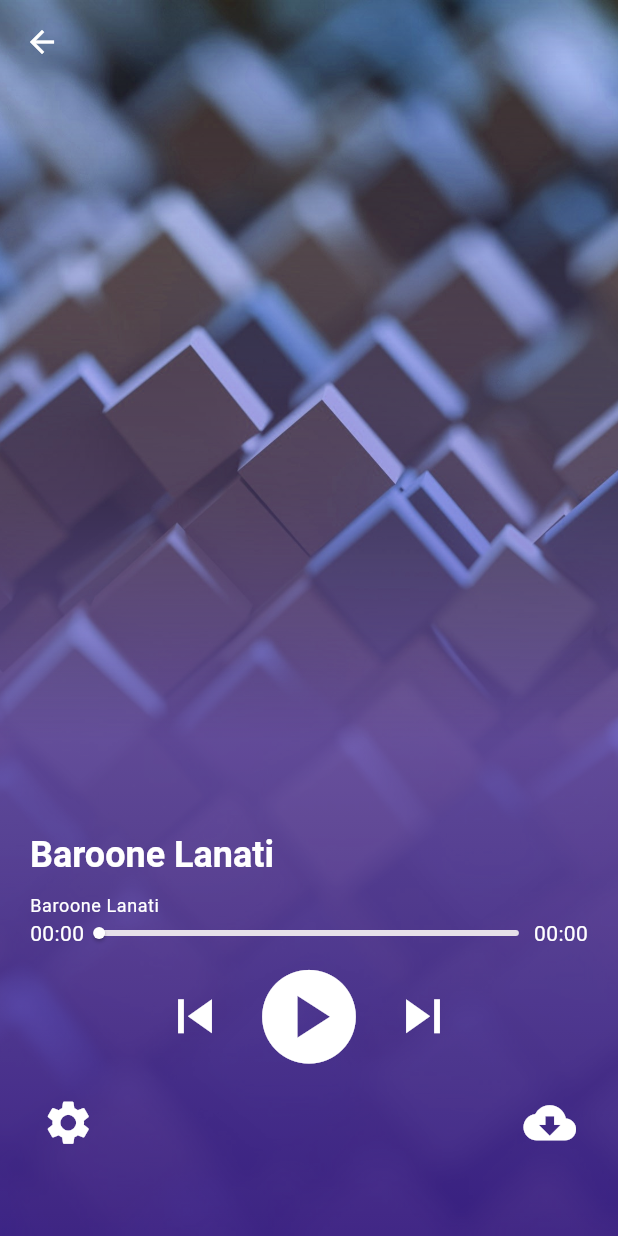
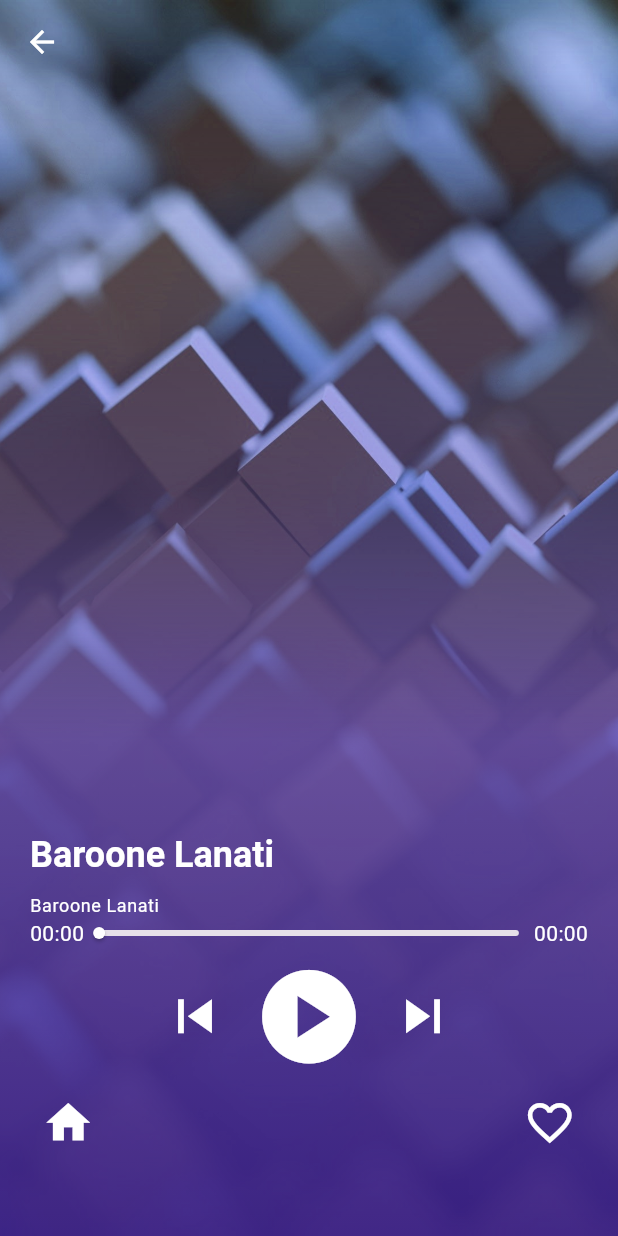
Before and after one commit to mohsenrahmdeli/Flutter_Music_Player_with_GetX, a Flutter app: the SongScreen screen opened by its route, on a phone screen of 412 x 824 dp. Run offline on Flutter 3.47's test engine with Material 3 defaults, Android fonts, the phone set to English and light mode, and no system bars; our stand-ins replace get, just_audio, rxdart.

Commit message:
Update song_screen.dart

```diff
--- a/lib/screens/song_screen.dart
+++ b/lib/screens/song_screen.dart
@@ -5,6 +5,7 @@ import 'package:rxdart/rxdart.dart' as rxdart;
 import '../models/song_model.dart';
 import '../widgets/player_buttons.dart';
 import '../widgets/seek_bar.dart';
+import 'home_screen.dart';
 
 class SongScreen extends StatefulWidget {
   const SongScreen({super.key});
@@ -56,7 +57,12 @@ class _SongScreenState extends State<SongScreen> {
             Icons.arrow_back,
             color: Colors.white,
           ),
-          onPressed: () => Navigator.pop(context),
+          onPressed: () => Navigator.pushReplacement(
+            context,
+            MaterialPageRoute(
+              builder: (context) => const HomeScreen(),
+            ),
+          ),
         ),
       ),
       extendBodyBehindAppBar: true,
@@ -79,7 +85,7 @@ class _SongScreenState extends State<SongScreen> {
   }
 }
 
-class _MusicPlayer extends StatelessWidget {
+class _MusicPlayer extends StatefulWidget {
   const _MusicPlayer({
     required this.song,
     required Stream<SeekBarData> seekBarDataStream,
@@ -89,6 +95,19 @@ class _MusicPlayer extends StatelessWidget {
   final Song song;
   final Stream<SeekBarData> _seekBarDataStream;
   final AudioPlayer audioPlayer;
+
+  @override
+  State<_MusicPlayer> createState() => _MusicPlayerState();
+}
+
+class _MusicPlayerState extends State<_MusicPlayer> {
+  bool _isFavorite = false;
+
+  void _toggleFavorite() {
+    setState(() {
+      _isFavorite = !_isFavorite;
+    });
+  }
 
   @override
   Widget build(BuildContext context) {
@@ -102,7 +121,7 @@ class _MusicPlayer extends StatelessWidget {
         crossAxisAlignment: CrossAxisAlignment.start,
         children: [
           Text(
-            song.title,
+            widget.song.title,
             style: Theme.of(context).textTheme.headlineSmall!.copyWith(
                   color: Colors.white,
                   fontWeight: FontWeight.bold,
@@ -112,24 +131,24 @@ class _MusicPlayer extends StatelessWidget {
             height: 10,
           ),
           Text(
-            song.description,
+            widget.song.description,
             maxLines: 2,
             style: Theme.of(context).textTheme.bodySmall!.copyWith(
                   color: Colors.white,
                 ),
           ),
           StreamBuilder<SeekBarData>(
-            stream: _seekBarDataStream,
+            stream: widget._seekBarDataStream,
             builder: (context, snapshot) {
               final positionData = snapshot.data;
               return SeekBar(
                 position: positionData?.position ?? Duration.zero,
                 duration: positionData?.duration ?? Duration.zero,
-                onChangEnd: audioPlayer.seek,
+                onChangEnd: widget.audioPlayer.seek,
               );
             },
           ),
-          PlayerButtons(audioPlayer: audioPlayer),
+          PlayerButtons(audioPlayer: widget.audioPlayer),
           Row(
             mainAxisAlignment: MainAxisAlignment.spaceBetween,
             crossAxisAlignment: CrossAxisAlignment.center,
@@ -138,15 +157,15 @@ class _MusicPlayer extends StatelessWidget {
                 onPressed: () {},
                 iconSize: 35,
                 icon: const Icon(
-                  Icons.settings,
+                  Icons.home,
                   color: Colors.white,
                 ),
               ),
               IconButton(
-                onPressed: () {},
+                onPressed: _toggleFavorite,
                 iconSize: 35,
-                icon: const Icon(
-                  Icons.cloud_download,
+                icon: Icon(
+                  _isFavorite ? Icons.favorite : Icons.favorite_border,
                   color: Colors.white,
                 ),
               ),
```
